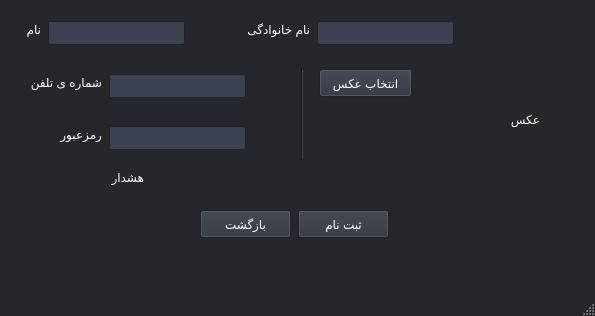
Qt form Form.ui (elsobhano/python_AP_fina) before a commit.
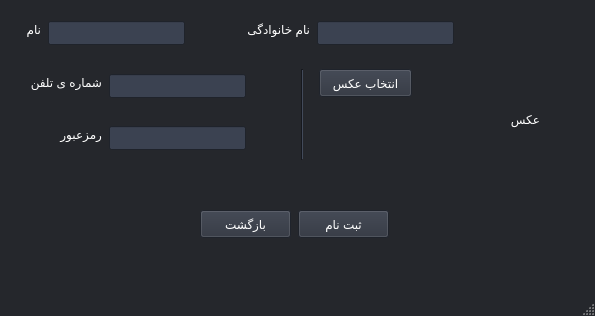
The same form after that commit.

Patch:
```diff
--- a/Form.ui
+++ b/Form.ui
@@ -980,7 +980,7 @@
          </rect>
         </property>
         <property name="text">
-         <string>هشدار</string>
+         <string/>
         </property>
        </widget>
        <widget class="QLabel" name="PicLabel">
```
